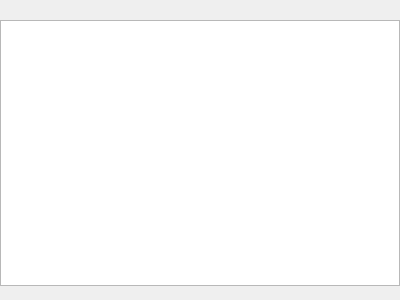
First picture: the form in qt/ui/transaction_view.ui, repository Mouchnino/moneyguru, before the edit.
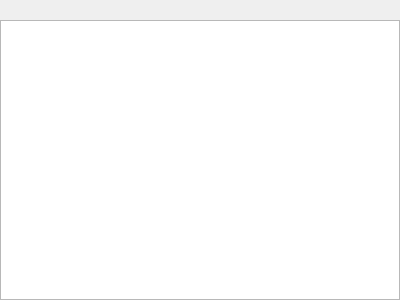
Second picture: the form after the edit. Custom widgets are drawn as their Qt base class.

Commit message: Removed individual totals labels in Account and Transactions views and added a MainWindow-level status label next to the item management buttons (like in iTunes).

Patch:
```diff
--- a/qt/ui/transaction_view.ui
+++ b/qt/ui/transaction_view.ui
@@ -85,13 +85,6 @@
      </attribute>
     </widget>
    </item>
-   <item>
-    <widget class="QLabel" name="totalsLabel">
-     <property name="text">
-      <string/>
-     </property>
-    </widget>
-   </item>
   </layout>
  </widget>
  <customwidgets>
```
The commit also changes 28 other files.
